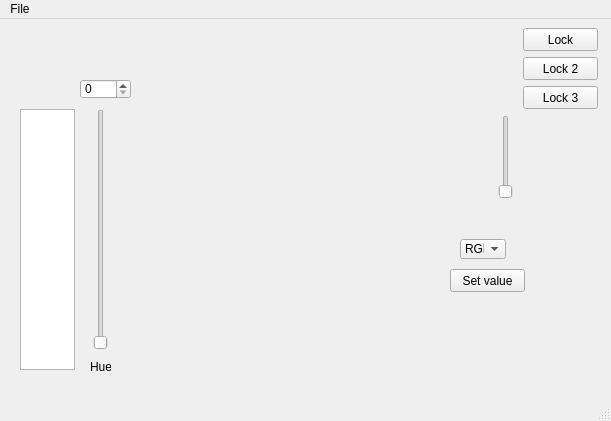
The window that qttasktesting.ui (MatthewEadie/QtTaskTesting) describes before a commit, drawn with Qt 5.
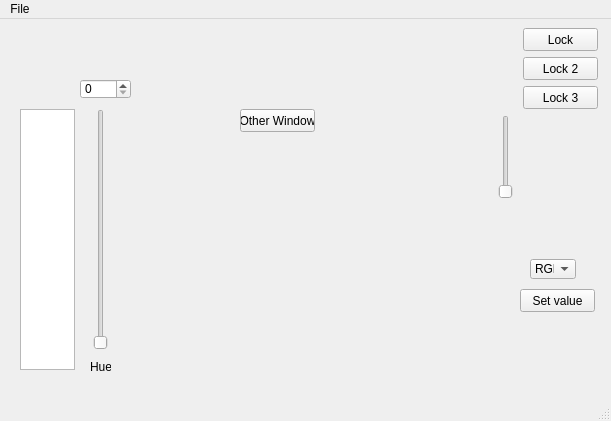
The same window after the commit.

Commit message: Attempted to add second ui. It didn't work

Patch:
```diff
--- a/qttasktesting.ui
+++ b/qttasktesting.ui
@@ -74,8 +74,8 @@
    <widget class="QPushButton" name="btnSetValue">
     <property name="geometry">
      <rect>
-      <x>450</x>
-      <y>250</y>
+      <x>520</x>
+      <y>270</y>
       <width>75</width>
       <height>23</height>
      </rect>
@@ -113,8 +113,8 @@
    <widget class="QComboBox" name="comboBox_colourMap">
     <property name="geometry">
      <rect>
-      <x>460</x>
-      <y>220</y>
+      <x>530</x>
+      <y>240</y>
       <width>46</width>
       <height>20</height>
      </rect>
@@ -177,6 +177,19 @@
      <string>Hue</string>
     </property>
    </widget>
+   <widget class="QPushButton" name="pushButton_SecondWindow">
+    <property name="geometry">
+     <rect>
+      <x>240</x>
+      <y>90</y>
+      <width>75</width>
+      <height>23</height>
+     </rect>
+    </property>
+    <property name="text">
+     <string>Other Window</string>
+    </property>
+   </widget>
   </widget>
   <widget class="QMenuBar" name="menuBar">
    <property name="geometry">
```
The commit also changes 8 other files.
